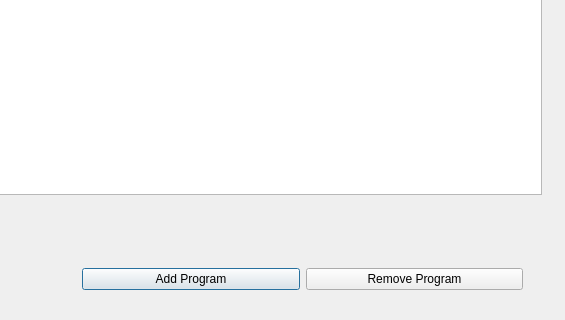
Qt form appdlg.ui (towhee/Winnow64) before a commit; both pictures show x 138 to 703 and y 265 to 585 of the 703 by 585 pixel window.
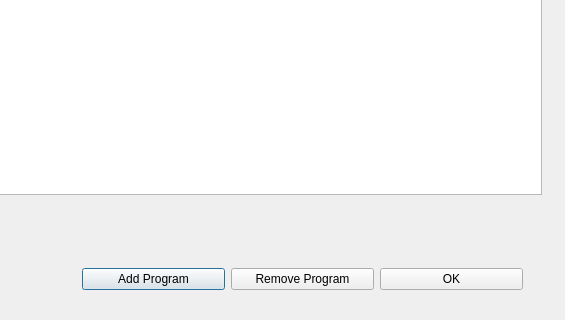
The same form after that commit.

```diff
--- a/appdlg.ui
+++ b/appdlg.ui
@@ -64,6 +64,13 @@
       </property>
      </widget>
     </item>
+    <item>
+     <widget class="QPushButton" name="okBtn">
+      <property name="text">
+       <string>OK</string>
+      </property>
+     </widget>
+    </item>
    </layout>
   </widget>
  </widget>
```
